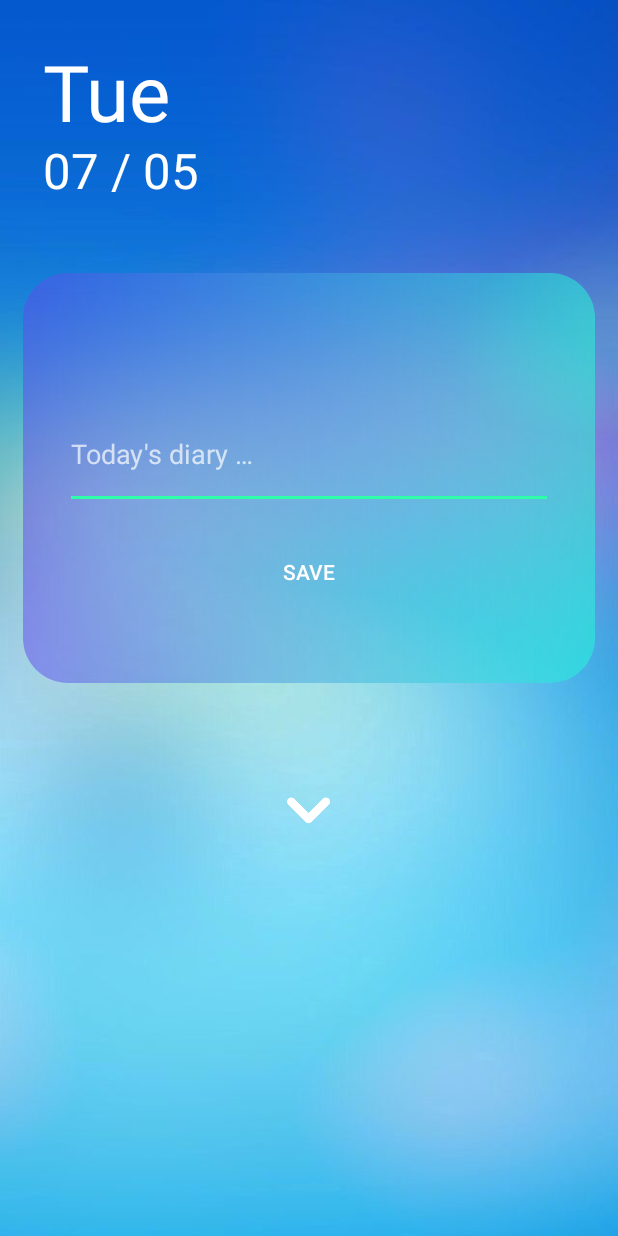
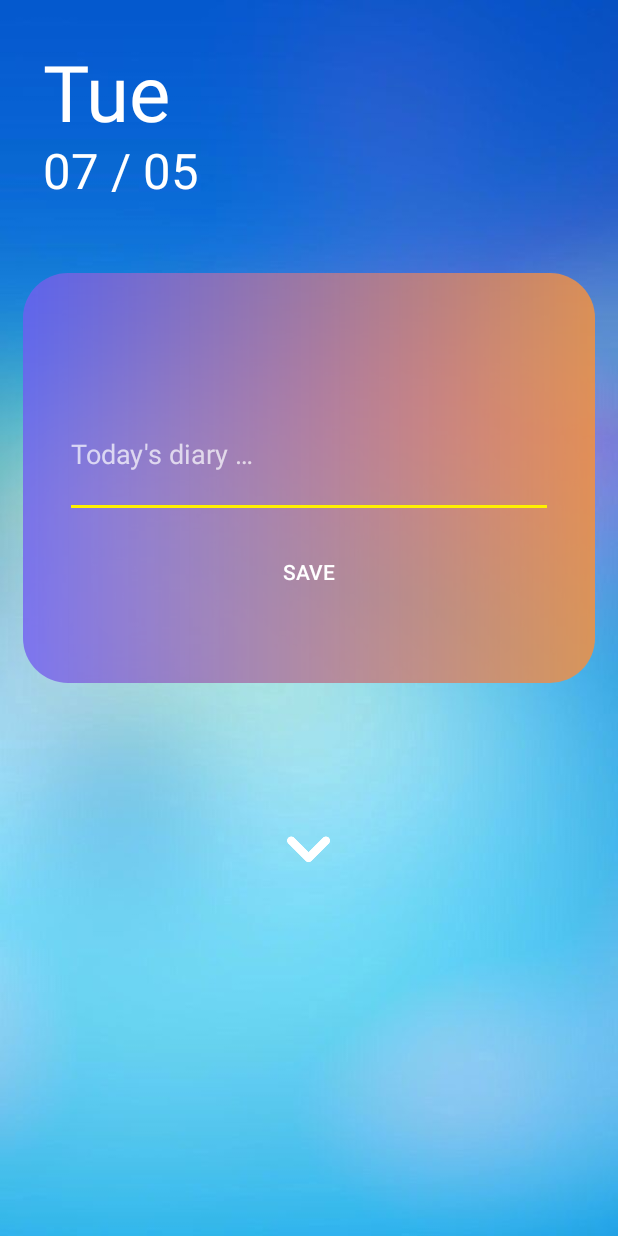
Before and after one commit to gloonch/diary-application, an Android app: the MainActivity screen opened directly, with no data from a screen before it, on a phone screen of 412 x 824 dp. Run offline under Robolectric (Android 15) with nearby library versions, the phone set to English and light mode, and no system bars; our stand-ins replace sdp/ssp sizes.

Commit message:
published to store

```diff
--- a/app/src/main/java/diary/tehranqolhak/diary/DB/DBHandler.java
+++ b/app/src/main/java/diary/tehranqolhak/diary/DB/DBHandler.java
@@ -7,6 +7,8 @@ import android.database.sqlite.SQLiteDatabase;
 import android.database.sqlite.SQLiteOpenHelper;
 import java.util.ArrayList;
 import java.util.List;
+
+import diary.tehranqolhak.diary.Utils.DiaryModel;
 
 public class DBHandler {
     private SQLiteOpenHelper sqLiteOpenHelper;
--- a/app/src/main/res/drawable/fragmenttheme.xml
+++ b/app/src/main/res/drawable/fragmenttheme.xml
@@ -2,6 +2,7 @@
 <shape xmlns:android="http://schemas.android.com/apk/res/android">
 
     <corners android:radius="30dp"/>
-    <gradient android:startColor="#815f49ec"
-        android:endColor="#8122ffd6"/>
+
+    <gradient android:startColor="#C9715DF1"
+        android:endColor="#DCF09143"/>
 </shape>
--- a/app/src/main/res/layout/activity_list.xml
+++ b/app/src/main/res/layout/activity_list.xml
@@ -11,6 +11,7 @@
 
 
         <ListView
+            android:layout_marginTop="@dimen/_10sdp"
             android:id="@+id/list"
             android:layout_width="match_parent"
             android:layout_height="match_parent">
--- a/app/src/main/res/layout/activity_setting.xml
+++ b/app/src/main/res/layout/activity_setting.xml
@@ -1,5 +1,5 @@
 <?xml version="1.0" encoding="utf-8"?>
-<android.support.v7.widget.LinearLayoutCompat xmlns:android="http://schemas.android.com/apk/res/android"
+<LinearLayout xmlns:android="http://schemas.android.com/apk/res/android"
     xmlns:app="http://schemas.android.com/apk/res-auto"
     xmlns:tools="http://schemas.android.com/tools"
     android:layout_width="match_parent"
@@ -31,4 +31,4 @@
         </Spinner>
 
     </LinearLayout>
-</android.support.v7.widget.LinearLayoutCompat>
+</LinearLayout>
--- a/app/src/main/res/layout/activity_splash.xml
+++ b/app/src/main/res/layout/activity_splash.xml
@@ -1,5 +1,5 @@
 <?xml version="1.0" encoding="utf-8"?>
-<android.support.v7.widget.LinearLayoutCompat xmlns:android="http://schemas.android.com/apk/res/android"
+<androidx.appcompat.widget.LinearLayoutCompat xmlns:android="http://schemas.android.com/apk/res/android"
     xmlns:app="http://schemas.android.com/apk/res-auto"
     xmlns:tools="http://schemas.android.com/tools"
     android:layout_width="match_parent"
@@ -8,11 +8,11 @@
     android:background="#18365C"
     tools:context=".SplashActivity">
 
-    <android.support.v7.widget.AppCompatImageView
+    <androidx.appcompat.widget.AppCompatImageView
         android:layout_width="match_parent"
         android:layout_height="match_parent"
         android:scaleType="center"
         android:id="@+id/splashimage"
         android:src="@drawable/splashlogo"/>
 
-</android.support.v7.widget.LinearLayoutCompat>
+</androidx.appcompat.widget.LinearLayoutCompat >
--- a/app/src/main/res/layout/main_activity.xml
+++ b/app/src/main/res/layout/main_activity.xml
@@ -8,7 +8,7 @@
     android:focusedByDefault="true"
     tools:context=".MainActivity">
 
-    <android.support.v7.widget.LinearLayoutCompat
+    <androidx.appcompat.widget.LinearLayoutCompat
         android:layout_width="match_parent"
         android:layout_height="match_parent"
         android:layout_marginStart="@dimen/_12sdp"
@@ -16,16 +16,17 @@
         android:orientation="vertical">
 
         <!--first layout-->
-        <android.support.v7.widget.LinearLayoutCompat
+        <androidx.appcompat.widget.LinearLayoutCompat
             android:layout_width="match_parent"
             android:layout_height="@dimen/_140sdp"
             android:orientation="horizontal">
 
-            <android.support.v7.widget.LinearLayoutCompat
+            <androidx.appcompat.widget.LinearLayoutCompat
                 android:layout_width="match_parent"
                 android:layout_height="match_parent"
+                android:id="@+id/date_layout"
+                android:gravity="center"
                 android:layout_weight="1"
-                android:gravity="center"
                 android:orientation="vertical"
                 android:paddingTop="@dimen/_20sdp"
                 android:paddingBottom="@dimen/_20sdp">
@@ -49,15 +50,14 @@
                     android:textColor="@color/purewhite"
                     android:textSize="@dimen/_25sdp" />
 
-            </android.support.v7.widget.LinearLayoutCompat>
+            </androidx.appcompat.widget.LinearLayoutCompat>
 
-
-        </android.support.v7.widget.LinearLayoutCompat>
+        </androidx.appcompat.widget.LinearLayoutCompat>
 
 
         <!--second layout -->
 
-        <android.support.v7.widget.LinearLayoutCompat
+        <androidx.appcompat.widget.LinearLayoutCompat
             android:layout_width="match_parent"
             android:layout_height="@dimen/_210sdp"
             android:background="@drawable/fragmenttheme"
@@ -65,7 +65,7 @@
             android:orientation="vertical"
             android:paddingTop="@dimen/_25sdp">
 
-            <android.support.v7.widget.LinearLayoutCompat
+            <androidx.appcompat.widget.LinearLayoutCompat
                 android:id="@+id/centerlayout"
                 android:layout_width="match_parent"
                 android:layout_height="@dimen/_60sdp"
@@ -75,11 +75,11 @@
                 <EditText
                     android:id="@+id/diaryID"
                     android:layout_width="@dimen/_250sdp"
-                    android:layout_height="@dimen/_56sdp"
+                    android:layout_height="@dimen/_65sdp"
                     android:focusedByDefault="false"
                     android:hint="@string/today_s_diary" />
 
-            </android.support.v7.widget.LinearLayoutCompat>
+            </androidx.appcompat.widget.LinearLayoutCompat>
 
             <Button
                 android:id="@+id/savebtnID"
@@ -91,11 +91,11 @@
                 android:textColor="@color/purewhite" />
 
 
-        </android.support.v7.widget.LinearLayoutCompat>
+        </androidx.appcompat.widget.LinearLayoutCompat>
 
 
         <!--third layout-->
-        <android.support.v7.widget.LinearLayoutCompat
+        <androidx.appcompat.widget.LinearLayoutCompat
             android:layout_width="match_parent"
             android:layout_height="match_parent"
             android:gravity="center|top">
@@ -104,13 +104,13 @@
                 android:id="@+id/nextbtnID"
                 android:layout_width="@dimen/_70sdp"
                 android:layout_height="@dimen/_70sdp"
-                android:layout_marginTop="@dimen/_30sdp"
+                android:layout_marginTop="@dimen/_50sdp"
                 android:background="@color/transparent"
                 android:padding="@dimen/_17sdp"
                 android:scaleType="fitXY"
                 android:src="@drawable/next_icon" />
 
-        </android.support.v7.widget.LinearLayoutCompat>
+        </androidx.appcompat.widget.LinearLayoutCompat>
 
-    </android.support.v7.widget.LinearLayoutCompat>
+    </androidx.appcompat.widget.LinearLayoutCompat>
 </RelativeLayout>
--- a/app/src/main/res/values/colors.xml
+++ b/app/src/main/res/values/colors.xml
@@ -2,7 +2,7 @@
 <resources>
     <color name="colorPrimary">#4d84e2</color>
     <color name="colorPrimaryDark">#294288</color>
-    <color name="colorAccent">#2effa8</color>
+    <color name="colorAccent">#FFF000</color>
     <color name="purewhite">#fff</color>
     <color name="transparent">#00000000</color>
 
--- a/build.gradle
+++ b/build.gradle
@@ -7,7 +7,7 @@ buildscript {
         jcenter()
     }
     dependencies {
-        classpath 'com.android.tools.build:gradle:3.3.1'
+        classpath 'com.android.tools.build:gradle:3.4.0'
         // NOTE: Do not place your application dependencies here; they belong
         // in the individual module build.gradle files
     }
--- a/gradle.properties
+++ b/gradle.properties
@@ -11,3 +11,5 @@ org.gradle.jvmargs=-Xmx1536m
 # This option should only be used with decoupled projects. More details, visit
 # http://www.gradle.org/docs/current/userguide/multi_project_builds.html#sec:decoupled_projects
 # org.gradle.parallel=true
+android.useAndroidX=true
+android.enableJetifier=true
```
Also changed, not shown: app/build.gradle (+6 -10 lines), app/src/main/java/diary/tehranqolhak/diary/ListActivity.java (+7 -6 lines), app/src/main/java/diary/tehranqolhak/diary/MainActivity.java (+6 -4 lines), app/src/main/java/diary/tehranqolhak/diary/SettingActivity.java (+2 -6 lines), app/src/main/java/diary/tehranqolhak/diary/SplashActivity.java (+1 -6 lines), app/src/main/java/diary/tehranqolhak/diary/Utils/DiaryModel.java (renamed from app/src/main/java/diary/tehranqolhak/diary/DB/DiaryModel.java, +1 -6 lines), app/src/main/java/diary/tehranqolhak/diary/Utils/ListAdapter.java (renamed from app/src/main/java/diary/tehranqolhak/diary/ListAdapter.java, +2 -7 lines), app/src/main/res/anim/fade_out.xml (deleted, +0 -13 lines), app/src/main/res/anim/translate.xml (deleted, +0 -22 lines), gradle/wrapper/gradle-wrapper.properties, 1 other file.
